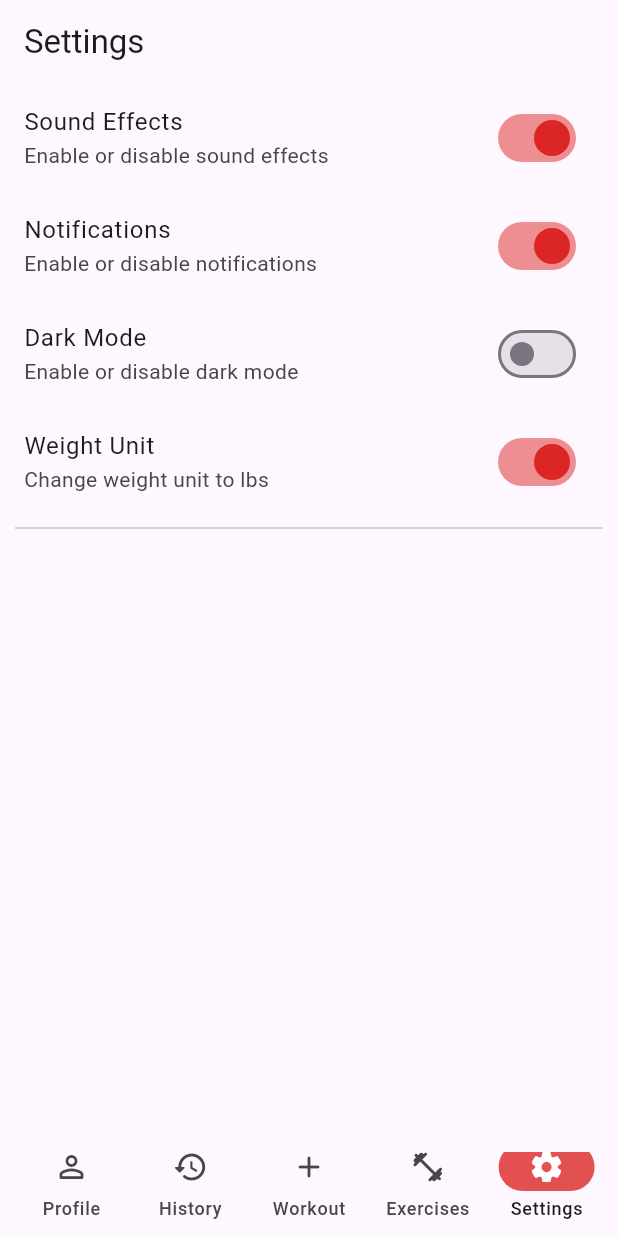
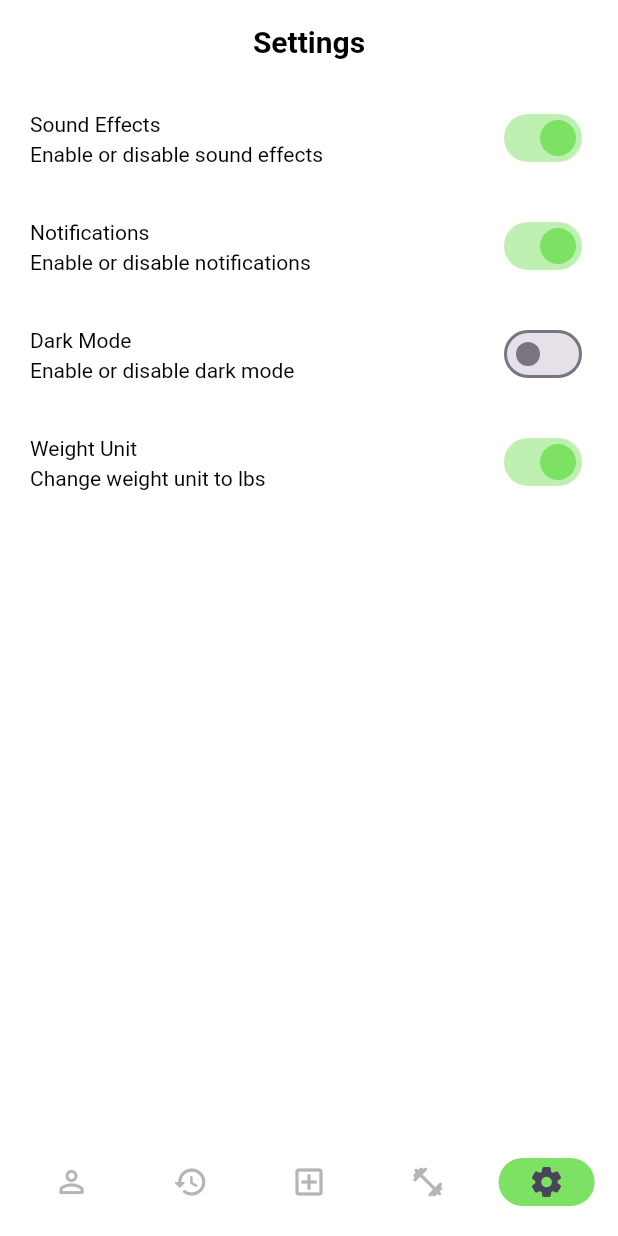
Before and after one commit to Cratis1831/fit_app_2025, a Flutter app: the screen it shows after launch, item 5 of the bottom bar chosen, on a phone screen of 412 x 824 dp. Run offline on Flutter 3.47's test engine with Material 3 defaults, Android fonts, the phone set to English and light mode, and no system bars; network calls fail.

Commit message:
Update color constants and implement them in theme management for improved UI consistency

```diff
--- a/lib/constants/constants.dart
+++ b/lib/constants/constants.dart
@@ -1,10 +1,11 @@
-import 'dart:ui';
+import 'package:flutter/material.dart';
 
 // color theme
-const Color primaryColor = Color(0xFFdc2626);
+const Color primaryColor = Color(0xFF7de163);
 const Color accentColor = Color(0xFFfca5a5);
-const Color backgroundColor = Color(0xFFfafafa);
-const Color textColor = Color(0xFF333333);
+const Color backgroundColor = Color(0xFF030306);
+const Color textColor = Colors.white;
+const Color subTextColor = Color(0xFFb5b5b6);
 
 // constants
 const double kDefaultPadding = 20.0;
--- /dev/null
+++ b/lib/constants/theme.dart
@@ -0,0 +1,79 @@
+// create a ThemeData() variable
+import 'package:fit_app_2025/constants/constants.dart';
+import 'package:flutter/material.dart';
+
+final darkTheme = ThemeData(
+    scaffoldBackgroundColor: backgroundColor,
+    primaryColor: primaryColor,
+    textTheme: const TextTheme(
+      bodyLarge: TextStyle(color: textColor),
+      bodyMedium: TextStyle(color: textColor),
+      titleLarge: TextStyle(color: textColor),
+      titleMedium: TextStyle(color: textColor),
+      titleSmall: TextStyle(color: textColor),
+    ),
+    navigationBarTheme: NavigationBarThemeData(
+      backgroundColor: backgroundColor,
+      indicatorColor: primaryColor,
+      labelBehavior: NavigationDestinationLabelBehavior.alwaysHide,
+      labelTextStyle:
+          WidgetStateProperty.all(const TextStyle(color: textColor)),
+    ),
+    // navigation destination theme
+
+    appBarTheme: const AppBarTheme(
+      backgroundColor: backgroundColor,
+      centerTitle: true,
+      elevation: 0,
+      titleTextStyle: TextStyle(
+          color: textColor, fontSize: 20, fontWeight: FontWeight.bold),
+    ),
+    listTileTheme: const ListTileThemeData(
+      tileColor: backgroundColor,
+      contentPadding: EdgeInsets.symmetric(horizontal: kDefaultPadding),
+      horizontalTitleGap: 0,
+      minVerticalPadding: 0,
+      titleTextStyle: TextStyle(color: textColor),
+      subtitleTextStyle: TextStyle(color: subTextColor),
+    ),
+    iconTheme: const IconThemeData(
+      color: Colors.white,
+    ));
+
+final lightTheme = ThemeData(
+    scaffoldBackgroundColor: textColor,
+    primaryColor: primaryColor,
+    textTheme: const TextTheme(
+      bodyLarge: TextStyle(color: backgroundColor),
+      bodyMedium: TextStyle(color: backgroundColor),
+      titleLarge: TextStyle(color: backgroundColor),
+      titleMedium: TextStyle(color: backgroundColor),
+      titleSmall: TextStyle(color: backgroundColor),
+    ),
+    navigationBarTheme: NavigationBarThemeData(
+      backgroundColor: textColor,
+      indicatorColor: primaryColor,
+      labelBehavior: NavigationDestinationLabelBehavior.alwaysHide,
+      labelTextStyle:
+          WidgetStateProperty.all(const TextStyle(color: backgroundColor)),
+    ),
+    // navigation destination theme
+
+    appBarTheme: const AppBarTheme(
+      backgroundColor: textColor,
+      centerTitle: true,
+      elevation: 0,
+      titleTextStyle: TextStyle(
+          color: backgroundColor, fontSize: 20, fontWeight: FontWeight.bold),
+    ),
+    listTileTheme: const ListTileThemeData(
+      tileColor: textColor,
+      contentPadding: EdgeInsets.symmetric(horizontal: kDefaultPadding),
+      horizontalTitleGap: 0,
+      minVerticalPadding: 0,
+      titleTextStyle: TextStyle(color: backgroundColor),
+      subtitleTextStyle: TextStyle(color: backgroundColor),
+    ),
+    iconTheme: const IconThemeData(
+      color: Colors.white,
+    ));
--- a/lib/main.dart
+++ b/lib/main.dart
@@ -1,3 +1,4 @@
+import 'package:fit_app_2025/constants/theme.dart';
 import 'package:fit_app_2025/pages/home.dart';
 import 'package:flutter/material.dart';
 
@@ -13,10 +14,9 @@ class MyApp extends StatelessWidget {
     return MaterialApp(
       debugShowCheckedModeBanner: false,
       title: 'Flutter Demo',
-      theme: ThemeData(
-          iconTheme: const IconThemeData(
-        color: Colors.white,
-      )),
+      themeMode: ThemeMode.system,
+      darkTheme: darkTheme,
+      theme: lightTheme,
       home: const HomePage(),
     );
   }
--- a/lib/pages/home.dart
+++ b/lib/pages/home.dart
@@ -28,27 +28,42 @@ class _HomePageState extends State<HomePage> {
   final List<NavigationDestination> _destinations = [
     const NavigationDestination(
       selectedIcon: Icon(Icons.person_rounded),
-      icon: Icon(Icons.person_outline_rounded),
+      icon: Icon(
+        Icons.person_outline_rounded,
+        color: subTextColor,
+      ),
       label: 'Profile',
     ),
     const NavigationDestination(
       selectedIcon: Icon(Icons.history_rounded),
-      icon: Icon(Icons.history_rounded),
+      icon: Icon(
+        Icons.history_rounded,
+        color: subTextColor,
+      ),
       label: 'History',
     ),
     const NavigationDestination(
-      selectedIcon: Icon(Icons.add_rounded),
-      icon: Icon(Icons.add_rounded),
+      selectedIcon: Icon(Icons.add_box_outlined),
+      icon: Icon(
+        Icons.add_box_outlined,
+        color: subTextColor,
+      ),
       label: 'Workout',
     ),
     const NavigationDestination(
       selectedIcon: Icon(Icons.fitness_center_rounded),
-      icon: Icon(Icons.fitness_center_rounded),
+      icon: Icon(
+        Icons.fitness_center_rounded,
+        color: subTextColor,
+      ),
       label: 'Exercises',
     ),
     const NavigationDestination(
       selectedIcon: Icon(Icons.settings_rounded),
-      icon: Icon(Icons.settings_outlined),
+      icon: Icon(
+        Icons.settings_outlined,
+        color: subTextColor,
+      ),
       label: 'Settings',
     ),
   ];
@@ -61,20 +76,18 @@ class _HomePageState extends State<HomePage> {
         padding: const EdgeInsets.only(
             top: 16.0, left: 8.0, right: 8.0, bottom: 16.0),
         child: NavigationBar(
-          indicatorColor: primaryColor.withOpacity(0.8),
           onDestinationSelected: (int index) {
             setState(() {
               currentPageIndex = index;
             });
           },
-          backgroundColor: Colors.transparent,
+          // backgroundColor: Colors.transparent,
           selectedIndex: currentPageIndex,
           height: 40,
           destinations: _destinations.map((destination) {
             return NavigationDestination(
               selectedIcon: Icon(
                 (destination.selectedIcon as Icon).icon,
-                color: Theme.of(context).iconTheme.color,
               ),
               icon: destination.icon,
               label: destination.label,
--- a/lib/pages/profile/widgets/profile_header.dart
+++ b/lib/pages/profile/widgets/profile_header.dart
@@ -1,4 +1,3 @@
-import 'package:fit_app_2025/constants/constants.dart';
 import 'package:flutter/material.dart';
 
 class ProfileHeader extends StatelessWidget {
@@ -35,14 +34,12 @@ class ProfileHeader extends StatelessWidget {
             children: [
               Text(name,
                   style: const TextStyle(
-                      color: textColor,
                       fontSize: 20,
                       fontWeight: FontWeight.bold,
                       overflow: TextOverflow.ellipsis)),
               Text(
                 '$workouts workout(s)',
                 style: const TextStyle(
-                  color: textColor,
                   fontSize: 14,
                 ),
               ),
--- a/lib/pages/settings/settings.dart
+++ b/lib/pages/settings/settings.dart
@@ -1,4 +1,3 @@
-import 'package:fit_app_2025/constants/constants.dart';
 import 'package:fit_app_2025/widgets/list_tile_with_switch.dart';
 import 'package:flutter/material.dart';
 
@@ -63,10 +62,10 @@ class _SettingsPageState extends State<SettingsPage> {
               }),
             },
           ),
-          const Divider(
-            indent: kDefaultDividerIndent,
-            endIndent: kDefaultDividerIndent,
-          ),
+          // const Divider(
+          //   indent: kDefaultDividerIndent,
+          //   endIndent: kDefaultDividerIndent,
+          // ),
         ],
       ),
     );
```
